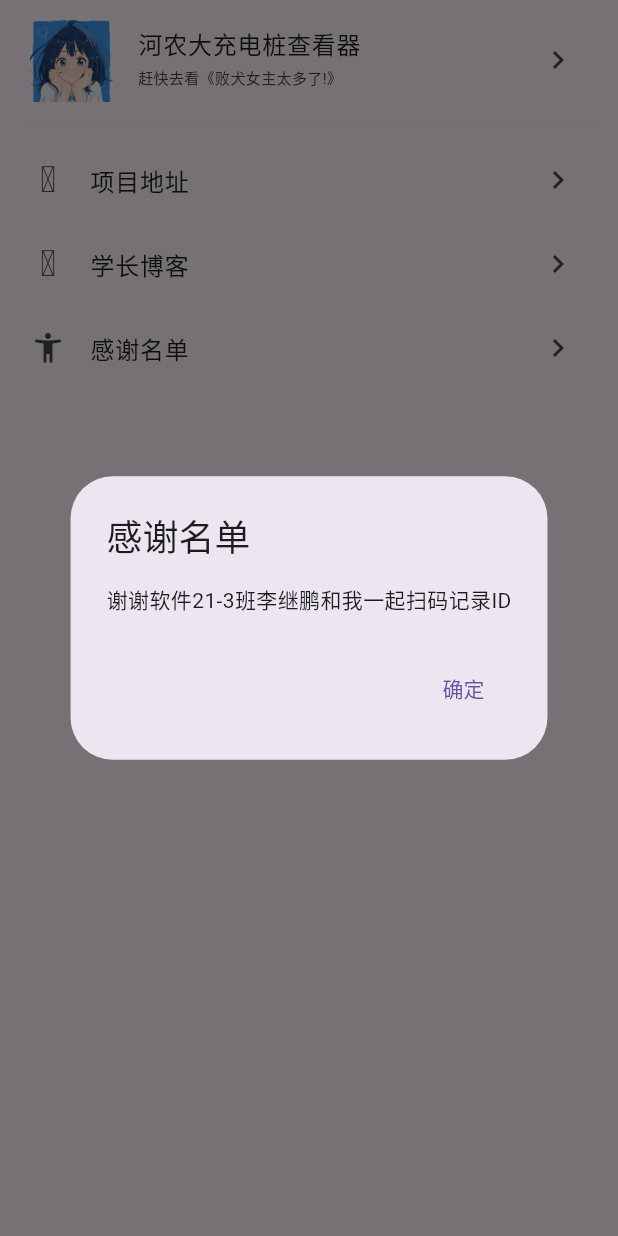
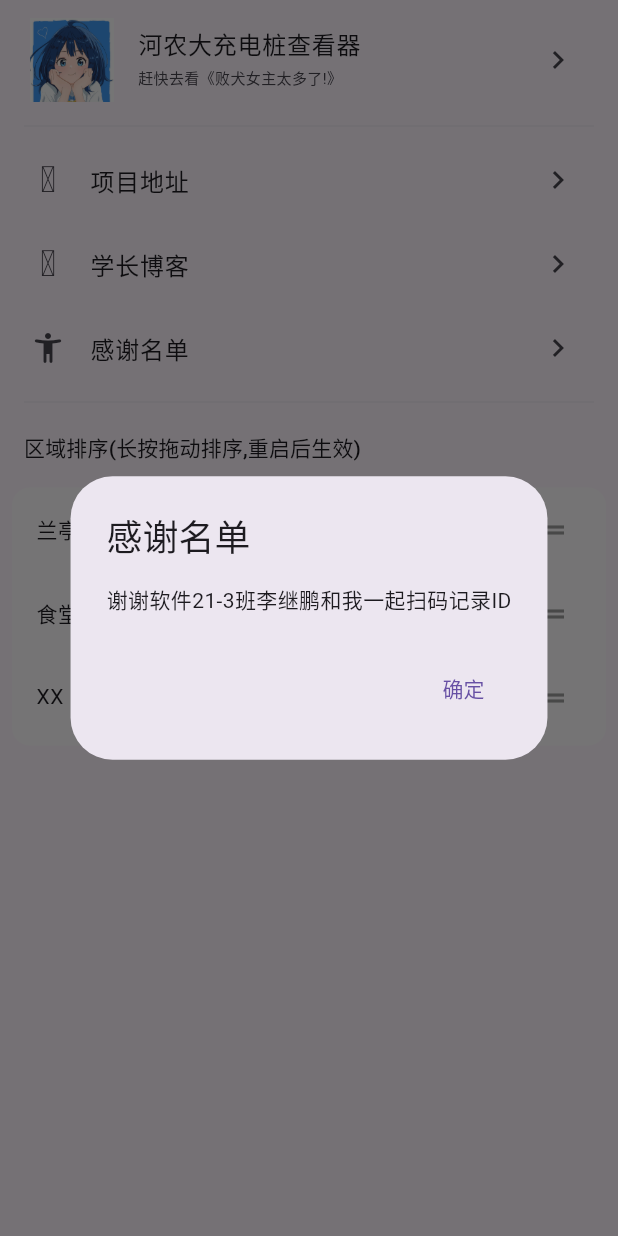
Before and after one commit to AprDeci/HNDchargestation, a Flutter app: the SettingsPage widget shown alone on an empty page, opened directly, after a tap on "感谢名单", on a phone screen of 412 x 824 dp. Run offline on Flutter 3.47's test engine with Material 3 defaults, Android fonts, the phone set to English and light mode, and no system bars; our stand-ins replace dio, flutter_smart_dialog, get, hive, hive_flutter, simple_icons and 1 more; accounts and stored records are empty; network calls fail.

Commit message:
区域排序

```diff
--- a/lib/app/areas.dart
+++ b/lib/app/areas.dart
@@ -1,8 +1,12 @@
+import 'package:chargestation/app/utils/dbutil.dart';
+import 'package:chargestation/controller/Settingpagecontroller.dart';
+import 'package:hive/hive.dart';
+part 'areas.g.dart';
 class Areas {
-  static final List<Area> areaList = [
-    Area(
-      'lanting',
-      '兰亭',
+  static final Map<String, Area> areaMap = {
+    "lanting": Area(
+      MM: 'lanting',
+      name: '兰亭',
       ids: {
         1: "4GR00007971",
         2: "4GR00008013",
@@ -18,19 +22,47 @@ class Areas {
         12: "4GR00007994"
       },
     ),
-    Area('shitang', '食堂'),
-    Area('XX', 'XX'),
-  ];
+    "shitang": Area(MM: 'shitang', name: '食堂'),
+    "XX": Area(MM: 'XX', name: 'XX'),
+  };
 
-  static List<String> arealist_name() {
-    return areaList.map((e) => e.name).toList();
+  static List<Area> get arealist {
+    return settingpagecontroller.instance.arealist
+        .map((e) => areaMap[e]!)
+        .toList();
+  }
+
+  static List<String> get arealist_name {
+    return settingpagecontroller.instance.arealist
+        .map((e) => areaMap[e]!.name)
+        .toList();
   }
 }
 
+@HiveType(typeId: 1)
 class Area {
+
+  @HiveField(0)
   String MM; //英文简写
+  @HiveField(1)
   String name;
+  @HiveField(2)
   Map ids;
 
-  Area(this.MM, this.name, {this.ids = const {}});
+  Area({required this.MM, required this.name, this.ids = const {}});
+
+  factory Area.fromJson(Map<String, dynamic> json) => Area(
+      MM: '${json['MM']}', name: '${json['name']}', ids: json['ids']
+  );
+
+  Map<String,dynamic> toJson(){
+    return {
+      'MM': MM,
+      'name': name,
+      'ids': ids,
+    };
+  }
+
+
+
 }
--- a/lib/controller/Homecontroller.dart
+++ b/lib/controller/Homecontroller.dart
@@ -10,14 +10,14 @@ class HomeController extends GetxController with GetSingleTickerProviderStateMix
   late TabController tabcontroller;
 
   HomeController(){
-    tabcontroller = TabController(length: Areas.areaList.length, vsync: this);
+    tabcontroller = TabController(length: Areas.arealist.length, vsync: this);
   }
 
   @override
   void onInit() {
 
     // 为不同区域注入controller
-    for(var area in Areas.areaList){
+    for(var area in Areas.arealist){
       Get.lazyPut(()=>HomeListController(area),tag: area.name);
     }
 
--- a/lib/page/Home.dart
+++ b/lib/page/Home.dart
@@ -13,7 +13,7 @@ class Home extends StatelessWidget {
   @override
   Widget build(context) {
     HomeController controller = Get.put(HomeController());
-    List tabs = Areas.arealist_name();
+    List tabs = Areas.arealist_name;
     return DefaultTabController(
         length: tabs.length,
         child: Scaffold(
@@ -28,7 +28,7 @@ class Home extends StatelessWidget {
           )),
           body: TabBarView(
               controller: controller.tabcontroller,
-              children: Areas.areaList.map((e) {
+              children: Areas.arealist.map((e) {
                 return HomeListView(e);
               }).toList()),
         ));
--- a/lib/page/SettingsPage.dart
+++ b/lib/page/SettingsPage.dart
@@ -1,13 +1,17 @@
+import 'package:chargestation/controller/Settingpagecontroller.dart';
 import 'package:flutter/material.dart';
 import 'package:flutter_smart_dialog/flutter_smart_dialog.dart';
 import 'package:get/get.dart';
 import 'package:simple_icons/simple_icons.dart';
 import 'package:url_launcher/url_launcher.dart';
 
+import '../app/areas.dart';
+
 class SettingsPage extends StatelessWidget {
 
   final Uri url_blog = Uri.parse('https://www.aprdec.top');
   final Uri url_github = Uri.parse('https://github.com/aprdeci');
+  final settingpagecontroller controller = Get.find();
 
   Future<void> _launchUrl(url) async {
     if (!await launchUrl(url)) {
@@ -84,6 +88,30 @@ class SettingsPage extends StatelessWidget {
             },
             trailing: Icon(Icons.keyboard_arrow_right),
           ),
+          Divider(
+            indent: 12,
+            endIndent: 12,
+            color: Colors.grey.withOpacity(.1),
+          ),
+          Padding(
+            padding: EdgeInsets.all(12),
+            child: Text('区域排序(长按拖动排序,重启后生效)',style: Get.textTheme.titleSmall,),
+          ),
+          ConstrainedBox(constraints: BoxConstraints(maxHeight: 60.0*Areas.arealist.length),child:
+
+          Card.filled(color: Colors.white54.withOpacity(.7),
+              shadowColor: Colors.black.withOpacity(1),
+              child:Obx(()=>
+          ReorderableListView(
+              physics: const NeverScrollableScrollPhysics(),
+            onReorder: controller.updateAreaList,
+            children: Areas.arealist.map((e) => ListTile(
+                title: Text(e.name,style: TextStyle(fontSize: 14),),
+                trailing: Icon(Icons.drag_handle,color: Colors.grey,),
+                key: Key(e.name),
+            )).toList()
+          ))
+          ))
         ],
       ),
     );
--- a/pubspec.yaml
+++ b/pubspec.yaml
@@ -36,8 +36,8 @@ dependencies:
   flutter_smart_dialog: ^4.9.8+5
   skeletonizer: ^1.4.3
   simple_icons: ^10.1.3
-  hive: ^4.0.0-dev.2
-  isar_flutter_libs: ^4.0.0-dev.13
+  hive: 2.2.3 #持久化存储
+  hive_flutter: 1.1.0 #持久化存储
   path_provider: ^2.1.0
 
   # The following adds the Cupertino Icons font to your application.
@@ -50,6 +50,8 @@ dependencies:
 dev_dependencies:
   flutter_test:
     sdk: flutter
+  build_runner: ^2.3.3
+  hive_generator: ^2.0.0
 
 
   # The "flutter_lints" package below contains a set of recommended lints to
```
Also changed, not shown: lib/app/utils/dbutil.dart (added, +12 -0 lines), lib/controller/Homelistcontroller.dart (+0 -27 lines), lib/controller/Settingpagecontroller.dart (added, +43 -0 lines), lib/main.dart (+10 -1 lines), lib/service/dbservice.dart (added, +36 -0 lines), lib/app/areas.g.dart (added), pubspec.lock, 3 other files.
